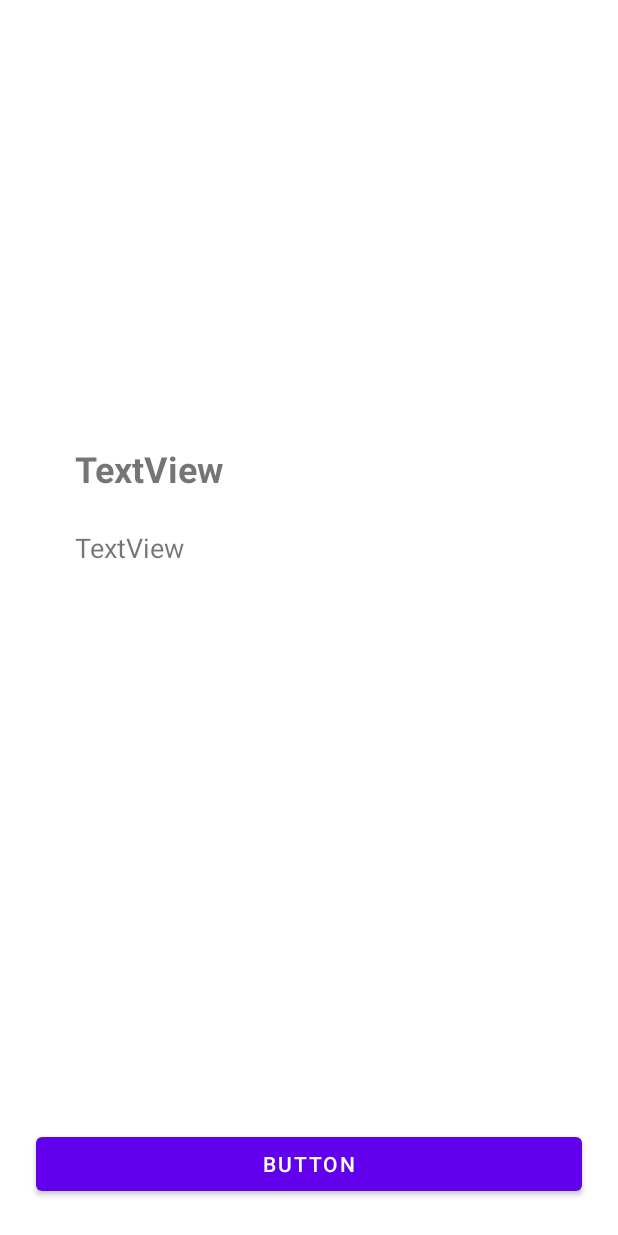
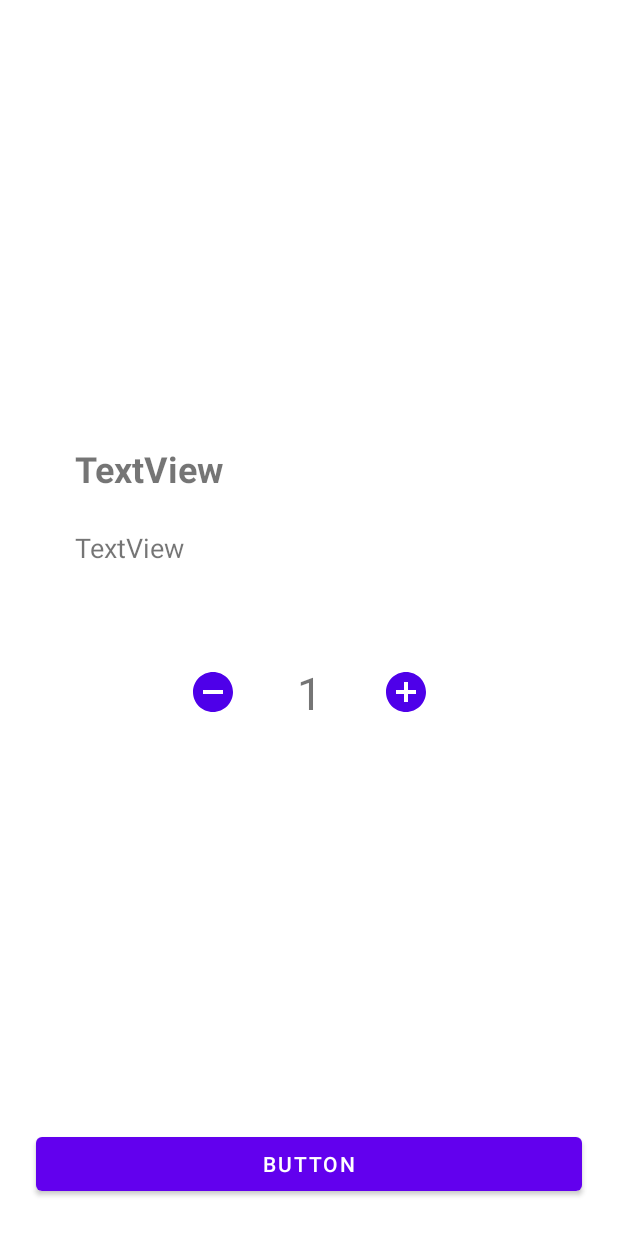
Before and after one commit to adrien-mignerot/AndroidERestaurant, an Android app: the layout activity_detail.xml on its own in the app's theme, with its tools: preview values and no code run, on a phone screen of 412 x 824 dp. Run offline under Robolectric (Android 15) with nearby library versions, the phone set to English and light mode, and no system bars; network calls fail.

Commit message:
Partie 4 : Question C

```diff
--- a/src/main/java/fr/isen/mignerot/androiderestaurant/model/Dish.kt
+++ b/src/main/java/fr/isen/mignerot/androiderestaurant/model/Dish.kt
@@ -5,6 +5,7 @@ import com.google.gson.annotations.SerializedName
 
 data class Dish (@SerializedName("name_fr") val title: String, @SerializedName("ingredients") val ingredients: List<Ingredient>, @SerializedName("images") private val pictures: List<String>, @SerializedName("prices") private val prices: List<Price>) : Serializable {
     fun getFormattedPrice() = prices[0].price + "€"
+    fun getPrice() = prices[0].price
     fun getFirstPicture() = if (pictures.isNotEmpty() && pictures[0].isNotEmpty()) {
         pictures[0]
     } else {
--- /dev/null
+++ b/src/main/res/drawable/ic_baseline_add_circle_32.xml
@@ -0,0 +1,5 @@
+<vector android:height="32dp" android:tint="#4E00E9"
+    android:viewportHeight="24" android:viewportWidth="24"
+    android:width="32dp" xmlns:android="http://schemas.android.com/apk/res/android">
+    <path android:fillColor="@android:color/white" android:pathData="M12,2C6.48,2 2,6.48 2,12s4.48,10 10,10 10,-4.48 10,-10S17.52,2 12,2zM17,13h-4v4h-2v-4L7,13v-2h4L11,7h2v4h4v2z"/>
+</vector>
--- /dev/null
+++ b/src/main/res/drawable/ic_baseline_remove_circle_32.xml
@@ -0,0 +1,5 @@
+<vector android:height="32dp" android:tint="#4E00E9"
+    android:viewportHeight="24" android:viewportWidth="24"
+    android:width="32dp" xmlns:android="http://schemas.android.com/apk/res/android">
+    <path android:fillColor="@android:color/white" android:pathData="M12,2C6.48,2 2,6.48 2,12s4.48,10 10,10 10,-4.48 10,-10S17.52,2 12,2zM17,13L7,13v-2h10v2z"/>
+</vector>
--- a/src/main/res/layout/activity_detail.xml
+++ b/src/main/res/layout/activity_detail.xml
@@ -64,4 +64,36 @@
         app:layout_constraintEnd_toEndOf="parent"
         app:layout_constraintStart_toStartOf="parent"
         app:layout_constraintTop_toTopOf="parent" />
+
+    <ImageView
+        android:id="@+id/detailAdd"
+        android:layout_width="wrap_content"
+        android:layout_height="wrap_content"
+        android:layout_marginStart="40dp"
+        android:layout_marginTop="4dp"
+        app:layout_constraintStart_toEndOf="@+id/detailNumber"
+        app:layout_constraintTop_toTopOf="@+id/detailNumber"
+        app:srcCompat="@drawable/ic_baseline_add_circle_32" />
+
+    <ImageView
+        android:id="@+id/detailRemove"
+        android:layout_width="wrap_content"
+        android:layout_height="wrap_content"
+        android:layout_marginTop="4dp"
+        android:layout_marginEnd="40dp"
+        app:layout_constraintEnd_toStartOf="@+id/detailNumber"
+        app:layout_constraintTop_toTopOf="@+id/detailNumber"
+        app:srcCompat="@drawable/ic_baseline_remove_circle_32" />
+
+    <TextView
+        android:id="@+id/detailNumber"
+        android:layout_width="wrap_content"
+        android:layout_height="wrap_content"
+        android:layout_marginTop="64dp"
+        android:text="1"
+        android:textSize="30sp"
+        app:layout_constraintEnd_toEndOf="parent"
+        app:layout_constraintStart_toStartOf="parent"
+        app:layout_constraintTop_toBottomOf="@+id/detailIngredients" />
+
 </androidx.constraintlayout.widget.ConstraintLayout>
```
Also changed, not shown: src/main/java/fr/isen/mignerot/androiderestaurant/DetailActivity.kt (+36 -1 lines).
